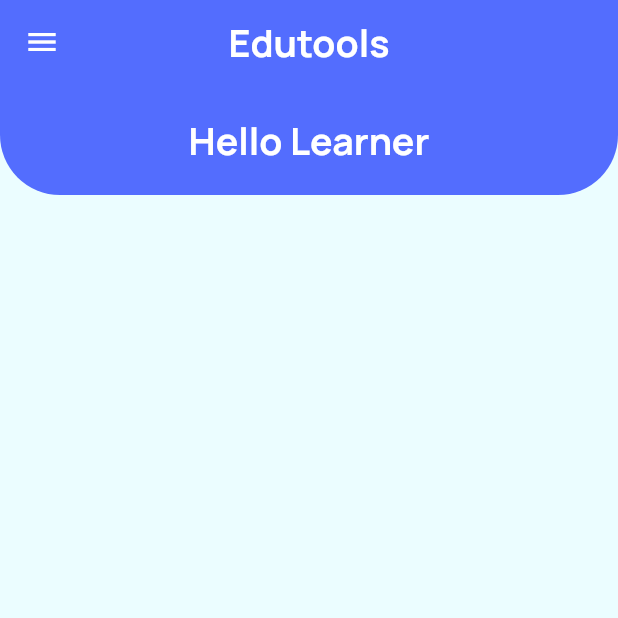
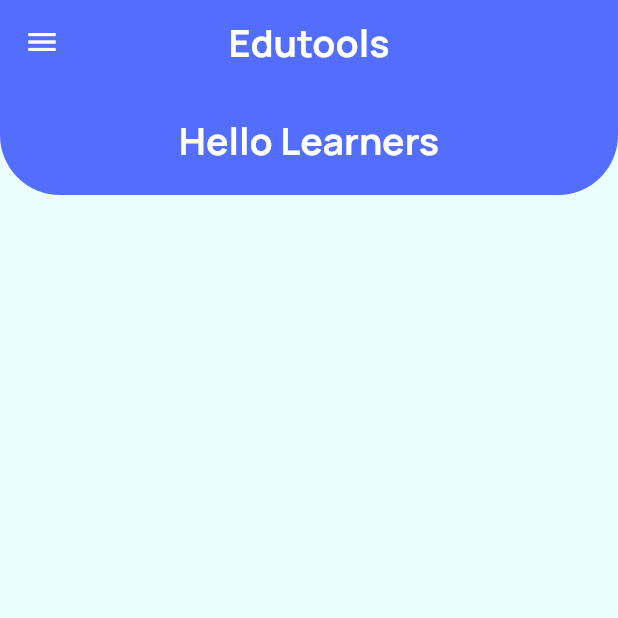
Before and after one commit to Aman-1603/edu_tools, a Flutter app: the Home_Lobby_Screen screen opened directly, on a phone screen of 412 x 824 dp, the top half of it. Run offline on Flutter 3.47's test engine with Material 2 defaults, Android fonts, the phone set to English and light mode, and no system bars; our stand-ins replace cloud_firestore, firebase_auth, firebase_core, flutter_signin_button, fluttertoast, form_field_validator and 4 more; missing offline and left inert: jitsi_meet; accounts and stored records are empty.

```diff
--- a/lib/screen/home_lobby_screen.dart
+++ b/lib/screen/home_lobby_screen.dart
@@ -58,7 +58,7 @@ class _Home_Lobby_ScreenState extends State<Home_Lobby_Screen> {
          child: Column(
            mainAxisAlignment: MainAxisAlignment.center,
            children: <Widget>[
-             Text('Hello Learner',
+             Text('Hello Learners',
              textAlign: TextAlign.center,
              style: const TextStyle(color: Colors.white,fontSize: 25.0,fontWeight: FontWeight.bold,
              ),
```
